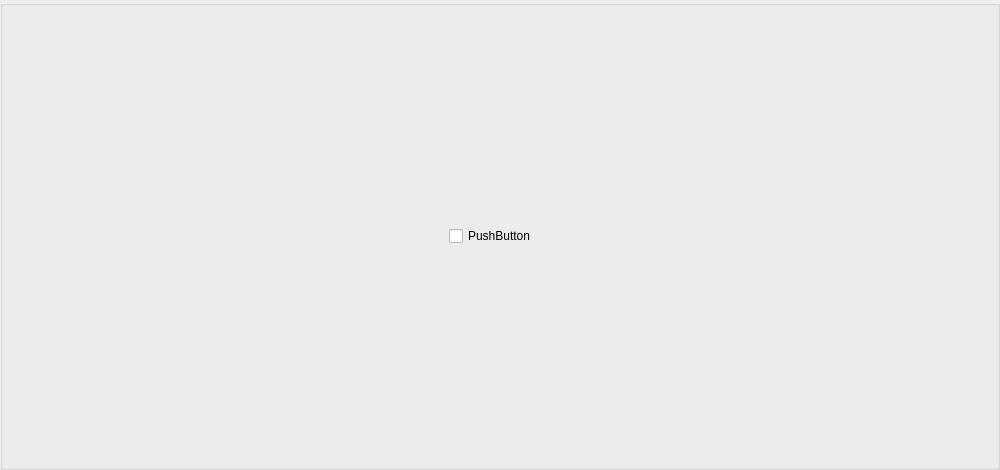
This is windowstweaks.ui in alexhebri/SwiftBoost as Qt 5 draws it before an edit. The edited form follows.
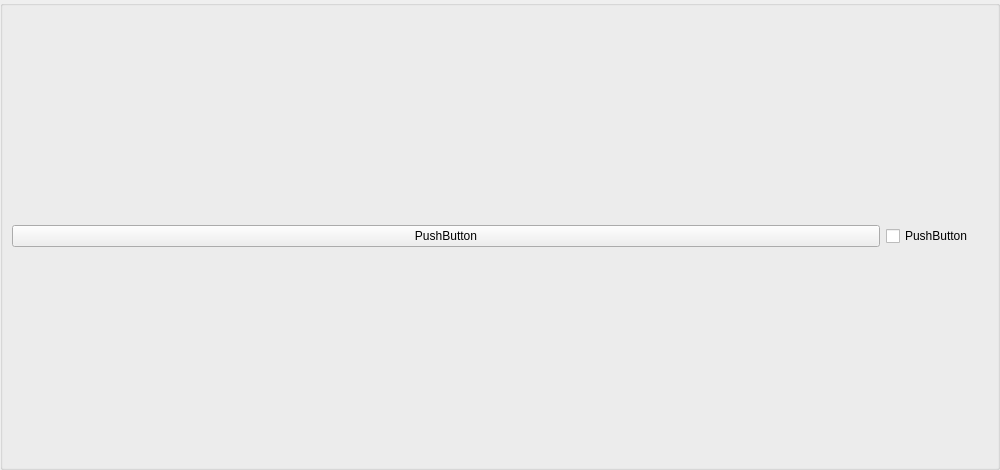
This is the edited form.

```diff
--- a/windowstweaks.ui
+++ b/windowstweaks.ui
@@ -2,6 +2,14 @@
 <ui version="4.0">
  <class>windowstweaks</class>
  <widget class="QGroupBox" name="windowstweaks">
+  <property name="geometry">
+   <rect>
+    <x>0</x>
+    <y>0</y>
+    <width>1000</width>
+    <height>470</height>
+   </rect>
+  </property>
   <property name="sizePolicy">
    <sizepolicy hsizetype="Minimum" vsizetype="Minimum">
     <horstretch>0</horstretch>
@@ -33,6 +41,13 @@
    <property name="leftMargin">
     <number>9</number>
    </property>
+   <item>
+    <widget class="QPushButton" name="pushButton">
+     <property name="text">
+      <string>PushButton</string>
+     </property>
+    </widget>
+   </item>
    <item>
     <widget class="QCheckBox" name="checkBox">
      <property name="maximumSize">
```
